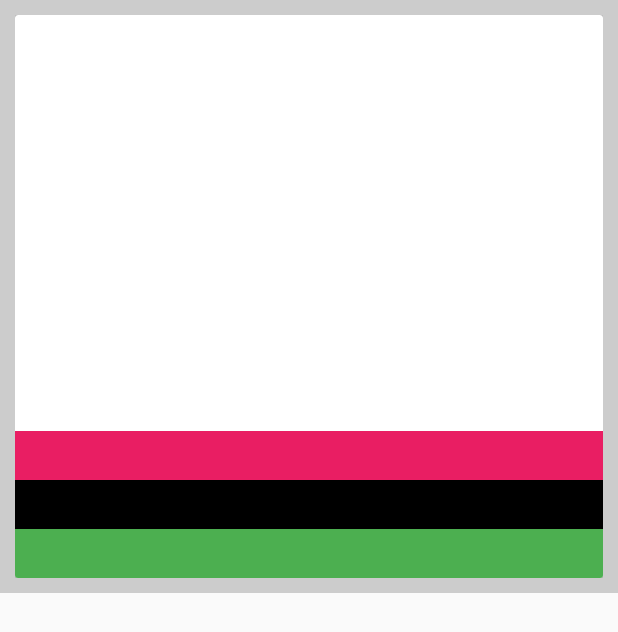
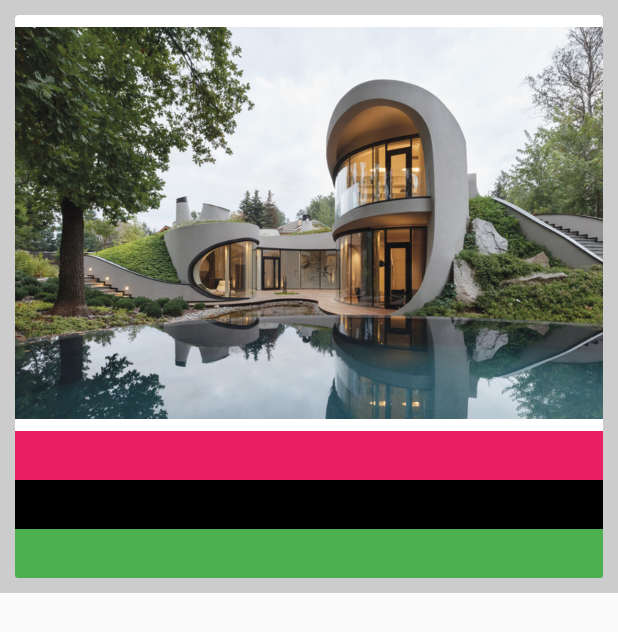
Before and after one commit to AndiniWu/tubesmobile, an Android app: the layout list_property.xml on its own in the app's theme, with its tools: preview values and no code run, on a phone screen of 412 x 824 dp. Shown: the top 632 px of the screen. Run offline under Robolectric (Android 15) with nearby library versions, the phone set to English and light mode, and no system bars.

Commit message:
Update list_property.xml

```diff
--- a/app/src/main/res/layout/list_property.xml
+++ b/app/src/main/res/layout/list_property.xml
@@ -63,7 +63,8 @@ android:background="#ccc">
             app:layout_constraintEnd_toEndOf="parent"
             app:layout_constraintHorizontal_bias="1.0"
             app:layout_constraintStart_toStartOf="parent"
-            app:layout_constraintTop_toTopOf="parent" />
+            app:layout_constraintTop_toTopOf="parent"
+            app:srcCompat="@drawable/rumah001" />
 
     </android.support.constraint.ConstraintLayout>
 </android.support.v7.widget.CardView>
```
